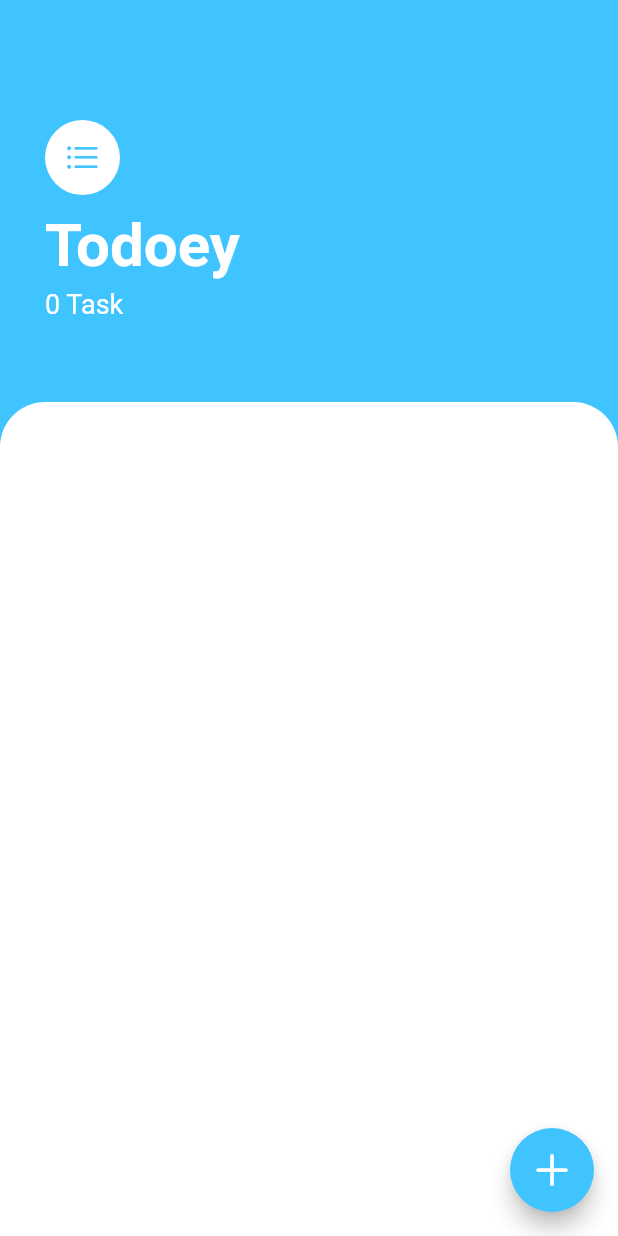
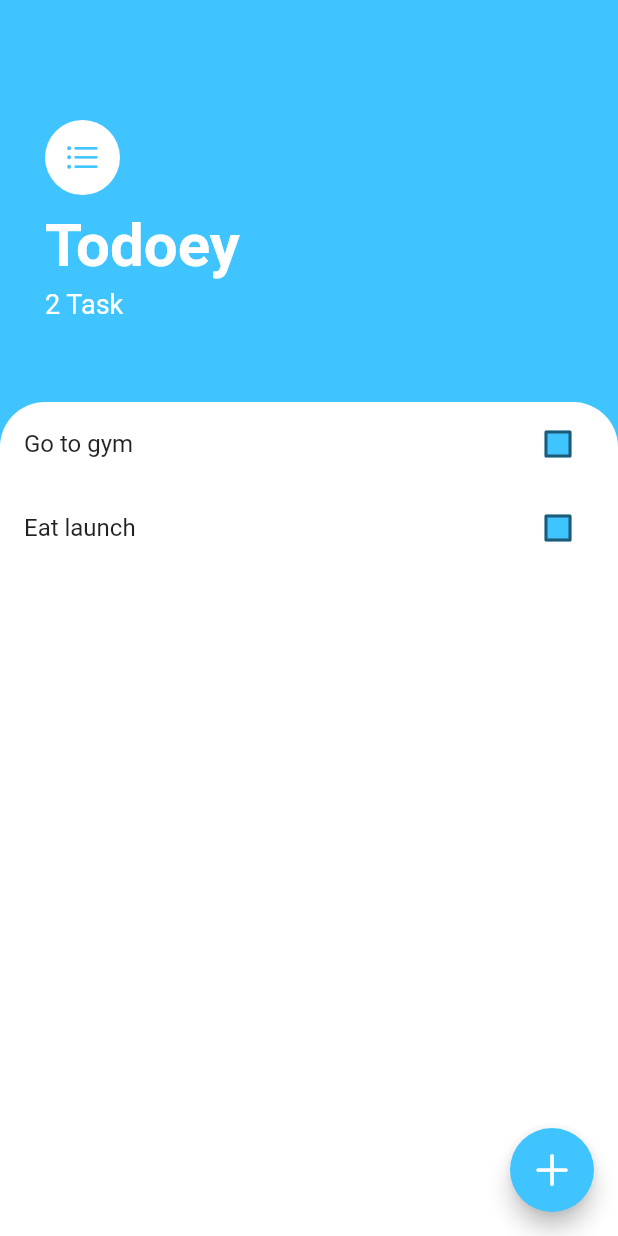
Before and after one commit to AbdurRehman-coder/todoey, a Flutter app: the screen it shows after launch, on a phone screen of 412 x 824 dp. Run offline on Flutter 3.47's test engine with Material 2 defaults, Android fonts, the phone set to English and light mode, and no system bars.

Commit message:
Now finally our project is completed

```diff
--- a/lib/models/add_to_model.dart
+++ b/lib/models/add_to_model.dart
@@ -1,16 +1,41 @@
+import 'dart:collection';
+
 import 'package:flutter/cupertino.dart';
 import 'package:todoey/models/task_model.dart';
 
 class AddToModel extends ChangeNotifier{
-List<Task> taskList = [];
- bool? isChecked = false;
+
+List<Task> _taskList = [
+  Task(titleText: 'Go to gym',),
+  Task(titleText: 'Eat launch'),
+];
+
+UnmodifiableListView<Task> get tasks {
+  return UnmodifiableListView(_taskList);
+}
+
+int get listLength => _taskList.length;
+
+void addToList(String newTask){
+  _taskList.add(Task(titleText: newTask));
+  notifyListeners();
+}
+
+void toggleTask(Task task){
+  task.toggleChecked();
+  notifyListeners();
+}
+void removeTile(int index){
+  _taskList.removeAt(index);
+  notifyListeners();
+}
 
 // Function(bool val)? toggleCallBack;
 
 
-addToList({String? taskData, bool? value}){
-  taskList.add(Task(titleText: taskData, value: value, ischecked: isChecked ));
-  notifyListeners();
-}
+// addToList({String? taskData, bool? value}){
+//   taskList.add(Task(titleText: taskData, ));
+//   notifyListeners();
+// }
 
 }
--- a/lib/models/task_model.dart
+++ b/lib/models/task_model.dart
@@ -2,14 +2,13 @@ import 'package:flutter/cupertino.dart';
 
 class Task{
   String? titleText;
-   bool? ischecked = false;
-   bool? value;
-  Task({this.ischecked = false, this.titleText, this.value});
+
+  Task({ this.titleText});
   String? get getTitleText => titleText;
-  bool? get getIsChecked => ischecked;
   //Toggle method that will toggle the isChecked
+  bool? ischecked = false;
  void toggleChecked(){
-   ischecked = value; // (!) this sign, the prefix for (not of) and suffixes for (null check)
+   ischecked = !ischecked!; // (!) this sign, the prefix for (not of) and suffixes for (null check)
  }
 
 }
--- a/lib/screens/add_items_screen.dart
+++ b/lib/screens/add_items_screen.dart
@@ -87,7 +87,7 @@ class _AddItemsListState extends State<AddItemsList> {
 
                     ),),
                   onPressed: (){
-                    Provider.of<AddToModel>(context, listen: false).addToList(taskData: textFieldData);
+                    Provider.of<AddToModel>(context, listen: false).addToList(textFieldData);
                      Navigator.pop(context);
                     // setState(() {
                     //   widget.getTextFieldData!(textFieldData);
--- a/lib/screens/task_list_screen.dart
+++ b/lib/screens/task_list_screen.dart
@@ -43,7 +43,9 @@ class _TaskListState extends State<TaskList> {
         size: 30,),
         backgroundColor: Colors.lightBlueAccent,
       ),
-      body: Column(
+      body: Consumer<AddToModel>(
+        builder: (context, provider, child){
+          return Column(
               crossAxisAlignment: CrossAxisAlignment.start,
               children: [
                 Container(
@@ -54,9 +56,9 @@ class _TaskListState extends State<TaskList> {
 
                       crossAxisAlignment: CrossAxisAlignment.start,
                       children:  [
-                    CircleAvatar(
+                        const CircleAvatar(
 
-                        child: Icon(CupertinoIcons.list_bullet,
+                          child: const Icon(CupertinoIcons.list_bullet,
                             color: Colors.lightBlueAccent,),
                           backgroundColor: Colors.white,
                           radius: 25,),
@@ -68,7 +70,7 @@ class _TaskListState extends State<TaskList> {
                             color: Colors.white,
                           ),),
                         SizedBox(height: 5,),
-                    Text('${Provider.of<AddToModel>(context).taskList.length} Task',
+                        Text('${provider.listLength} Task',
                           style: const TextStyle(
                             fontSize: 18,
                             color: Colors.white,
@@ -84,10 +86,12 @@ class _TaskListState extends State<TaskList> {
                       borderRadius: BorderRadius.only(topLeft: Radius.circular(30), topRight: Radius.circular(30),),
                     ),
                     child: ItemsList(),
-                // child: ItemsList(tasks: task),
+
                   ),
                 ),
               ]
+          );
+        }
       ),
     );
   }
--- a/lib/widgets/items_list.dart
+++ b/lib/widgets/items_list.dart
@@ -3,7 +3,7 @@ import 'package:provider/provider.dart';
 import 'package:todoey/models/add_to_model.dart';
 import 'package:todoey/models/task_model.dart';
 import 'package:todoey/screens/task_list_screen.dart';
-import 'items_tile.dart';
+
 class ItemsList extends StatefulWidget {
 
 
@@ -20,22 +20,24 @@ class ItemsList extends StatefulWidget {
 }
 
 class _ItemsListState extends State<ItemsList> {
-  bool? isChecked = false;
   @override
   Widget build(BuildContext context) {
       return Consumer<AddToModel>(
           builder: (context, provid, child) {
             return ListView.builder(
-                itemCount: Provider.of<AddToModel>(context).taskList.length,
+                itemCount: provid.listLength,
                 itemBuilder: (context, index){
                   return ListTile(
+                    onLongPress: (){
+                      provid.removeTile(index);
+                    },
                     onTap: (){
 
                     },
                     title: Text(
-                      provid.taskList[index].titleText!,
+                      provid.tasks[index].titleText!,
                       style: TextStyle(
-                        decoration: provid.isChecked! ? TextDecoration.lineThrough : null,
+                        decoration: provid.tasks[index].ischecked! ? TextDecoration.lineThrough : null,
                       ),
                     ),
                     trailing: Checkbox(
@@ -43,14 +45,9 @@ class _ItemsListState extends State<ItemsList> {
                         fillColor: MaterialStateProperty.all(Colors.lightBlueAccent),
                         checkColor: Colors.red,
                         //value: context.watch<AddToModel>().isChecked,
-                        value: provid.taskList[index].ischecked,
+                        value: provid.tasks[index].ischecked,
                         onChanged: (value){
-                          // Provider.of<AddToModel>(context, listen: false);
-                          provid.addToList(value: value);
-
-                          // setState(() {
-                          //   Provider.of<Task>(context).toggleChecked();
-                          // });
+                       provid.toggleTask(provid.tasks[index]);
                         }
                     ),
 
```
Also changed, not shown: lib/widgets/items_tile.dart (deleted, +0 -32 lines). Lines whose indentation alone changed are shown as unchanged.
